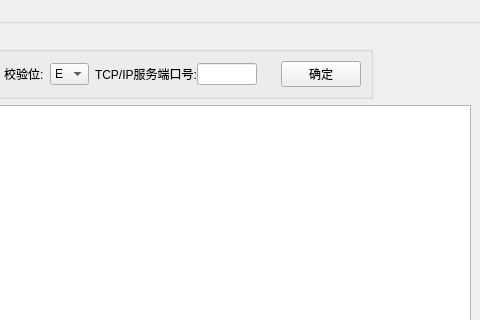
First picture: the form in UI_Main.ui, repository qwerttqq95/376_Special, before the edit; both pictures show x 281 to 761 and y 0 to 320 of the 761 by 463 pixel window.
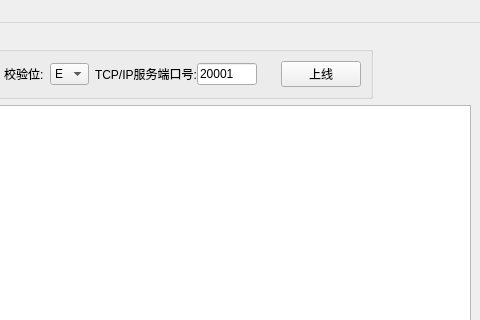
Second picture: the form after the edit.

What changed in the file:
```diff
--- a/UI_Main.ui
+++ b/UI_Main.ui
@@ -157,6 +157,9 @@
                <height>20</height>
               </size>
              </property>
+             <property name="text">
+              <string>20001</string>
+             </property>
              <property name="maxLength">
               <number>5</number>
              </property>
@@ -187,7 +190,7 @@
               <enum>Qt::RightToLeft</enum>
              </property>
              <property name="text">
-              <string>确定</string>
+              <string>上线</string>
              </property>
             </widget>
            </item>
```
